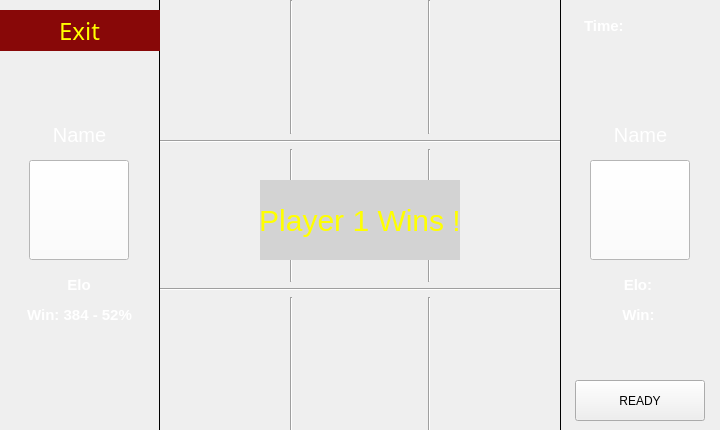
Qt form src/client/game_screen.ui (SaDaNdLoNeLy/tictactoe) before a commit.
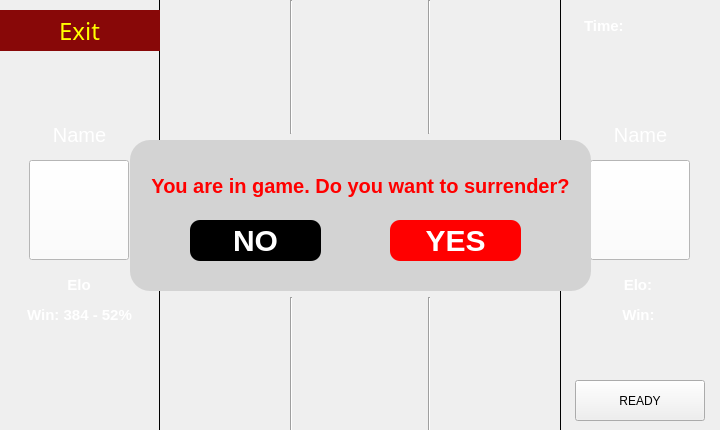
The same form after that commit. Icons and pictures are not drawn.

Diff of the .ui file:
```diff
--- a/src/client/game_screen.ui
+++ b/src/client/game_screen.ui
@@ -560,6 +560,102 @@
      <set>Qt::AlignCenter</set>
     </property>
    </widget>
+   <widget class="QFrame" name="surrenderfr">
+    <property name="geometry">
+     <rect>
+      <x>130</x>
+      <y>140</y>
+      <width>461</width>
+      <height>151</height>
+     </rect>
+    </property>
+    <property name="styleSheet">
+     <string notr="true">background: #D3D3D3;
+font-size: 20px;
+border-radius: 20px;</string>
+    </property>
+    <property name="frameShape">
+     <enum>QFrame::StyledPanel</enum>
+    </property>
+    <property name="frameShadow">
+     <enum>QFrame::Raised</enum>
+    </property>
+    <widget class="QLabel" name="label">
+     <property name="geometry">
+      <rect>
+       <x>10</x>
+       <y>10</y>
+       <width>441</width>
+       <height>71</height>
+      </rect>
+     </property>
+     <property name="font">
+      <font>
+       <pointsize>-1</pointsize>
+       <bold>true</bold>
+      </font>
+     </property>
+     <property name="styleSheet">
+      <string notr="true">color: red;</string>
+     </property>
+     <property name="text">
+      <string>You are in game. Do you want to surrender?</string>
+     </property>
+     <property name="alignment">
+      <set>Qt::AlignCenter</set>
+     </property>
+    </widget>
+    <widget class="QPushButton" name="yes">
+     <property name="geometry">
+      <rect>
+       <x>260</x>
+       <y>80</y>
+       <width>131</width>
+       <height>41</height>
+      </rect>
+     </property>
+     <property name="font">
+      <font>
+       <pointsize>-1</pointsize>
+       <bold>true</bold>
+      </font>
+     </property>
+     <property name="styleSheet">
+      <string notr="true">background: red;
+border-radius: 10px;
+color: white;
+font-size: 30px;</string>
+     </property>
+     <property name="text">
+      <string>YES</string>
+     </property>
+    </widget>
+    <widget class="QPushButton" name="no">
+     <property name="geometry">
+      <rect>
+       <x>60</x>
+       <y>80</y>
+       <width>131</width>
+       <height>41</height>
+      </rect>
+     </property>
+     <property name="font">
+      <font>
+       <pointsize>-1</pointsize>
+       <bold>true</bold>
+      </font>
+     </property>
+     <property name="styleSheet">
+      <string notr="true">background: black;
+border-radius: 10px;
+color: white;
+font-size: 30px;</string>
+     </property>
+     <property name="text">
+      <string>NO</string>
+     </property>
+    </widget>
+   </widget>
   </widget>
  </widget>
  <resources>
```
